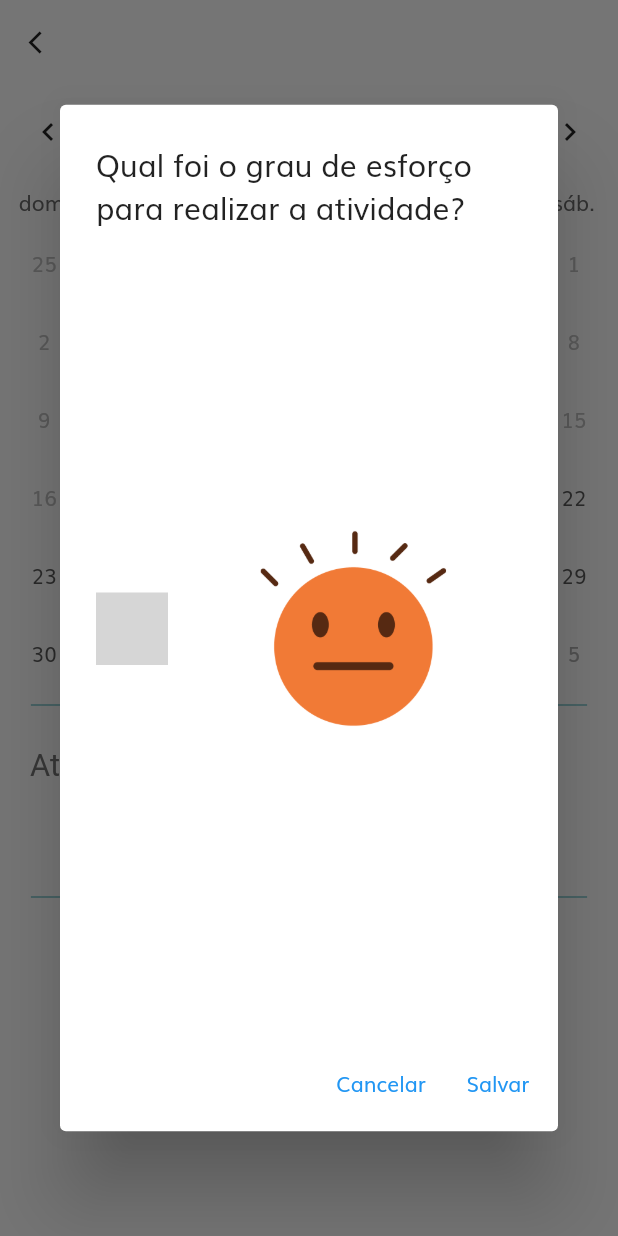
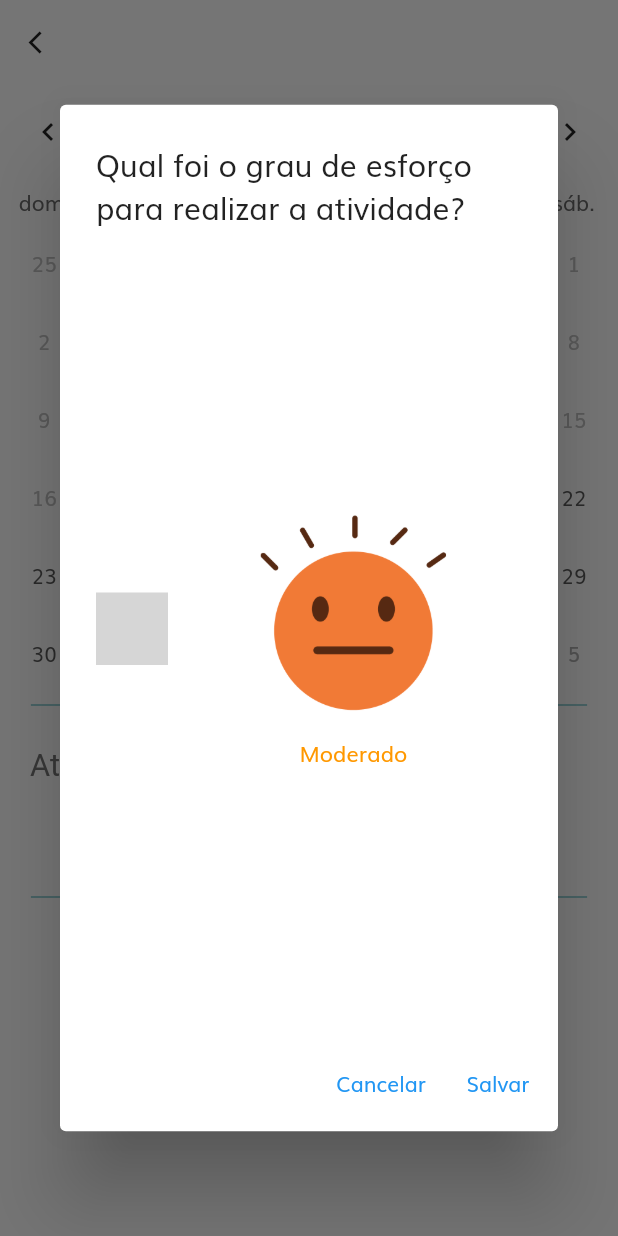
Before and after one commit to anselmoparente/MoveDor, a Flutter app: the CalendarPage screen opened directly, after a tap on the "add" icon, on a phone screen of 412 x 824 dp. Run offline on Flutter 3.47's test engine with Material 2 defaults, Android fonts, the phone set to English and light mode, and no system bars; drawn by our look-alikes of syncfusion_flutter_sliders, table_calendar; our stand-ins replace flutter_datetime_picker, flutter_mobx, flutter_svg, google_nav_bar, line_icons, mobx and 3 more; missing offline and left inert: rich_alert; accounts and stored records are empty; generated files the repository leaves out were written again; Roboto replaces fonts that are missing (MontserratRegular); grey boxes are pictures that could not be loaded.

Commit message:
Modificado seletor de dias e adicionado nomes dos tipos na escala de Borg

```diff
--- a/lib/screens/diary/components/dialog_borg.dart
+++ b/lib/screens/diary/components/dialog_borg.dart
@@ -4,8 +4,7 @@ import 'package:syncfusion_flutter_sliders/sliders.dart';
 class DialogBorg extends StatefulWidget {
   final double initialSliderValue;
 
-  const DialogBorg({Key key, this.initialSliderValue})
-      : super(key: key);
+  const DialogBorg({Key key, this.initialSliderValue}) : super(key: key);
 
   @override
   _DialogBorgState createState() => _DialogBorgState();
@@ -64,6 +63,9 @@ class _DialogBorgState extends State<DialogBorg> {
               },
             ),
             SizedBox(width: mediaSize.width * 0.1),
+            Column(
+              mainAxisAlignment: MainAxisAlignment.center,
+              children: [
                 Container(
                   child: Image.asset(
                     _sliderValue.toInt() == 10
@@ -88,7 +90,52 @@ class _DialogBorgState extends State<DialogBorg> {
                     height: mediaSize.width * 0.4,
                     width: mediaSize.width * 0.4,
                   ),
+                ),
+                Text(
+                  _sliderValue.toInt() == 10
+                      ? 'Demasiado Leve'
+                      : _sliderValue.toInt() == 9
+                          ? 'Muito Leve'
+                          : _sliderValue.toInt() == 8
+                              ? 'Muito Leve-Leve'
+                              : _sliderValue.toInt() == 7
+                                  ? 'Leve'
+                                  : _sliderValue.toInt() == 6
+                                      ? 'Leve-Moderado'
+                                      : _sliderValue.toInt() == 5
+                                          ? 'Moderado'
+                                          : _sliderValue.toInt() == 4
+                                              ? 'Moderado-Intenso'
+                                              : _sliderValue.toInt() == 3
+                                                  ? 'Intenso'
+                                                  : _sliderValue.toInt() == 2
+                                                      ? 'Muito Intenso'
+                                                      : 'Exaustivo',
+                  style: TextStyle(
+                    fontSize: mediaSize.width * 0.035,
+                    color: _sliderValue.toInt() == 10
+                        ? Colors.yellow[200]
+                        : _sliderValue.toInt() == 9
+                            ? Colors.yellow
+                            : _sliderValue.toInt() == 8
+                                ? Colors.yellow[700]
+                                : _sliderValue.toInt() == 7
+                                    ? Colors.yellow[800]
+                                    : _sliderValue.toInt() == 6
+                                        ? Colors.yellow[900]
+                                        : _sliderValue.toInt() == 5
+                                            ? Colors.orange
+                                            : _sliderValue.toInt() == 4
+                                                ? Colors.orange[700]
+                                                : _sliderValue.toInt() == 3
+                                                    ? Colors.brown[400]
+                                                    : _sliderValue.toInt() == 2
+                                                        ? Colors.red
+                                                        : Colors.red[900],
+                  ),
                 )
+              ],
+            ),
           ],
         ),
       ),
```
Also changed, not shown: lib/screens/diary/activity_page.dart (+45 -43 lines), assets/diary/calendario.png, assets/diary/seletor.png (deleted). Lines whose indentation alone changed are shown as unchanged.
